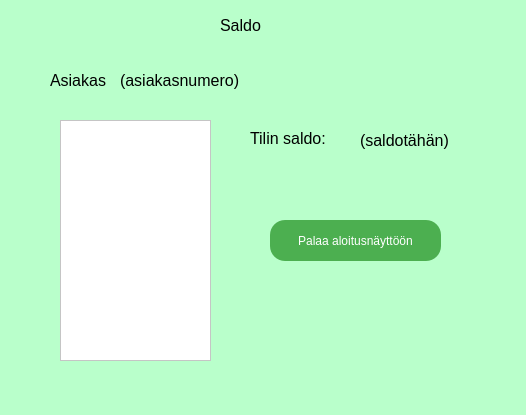
Above: frontend/saldo.ui from 22kmo-project/group_5 before the change. Below: the same form after it.
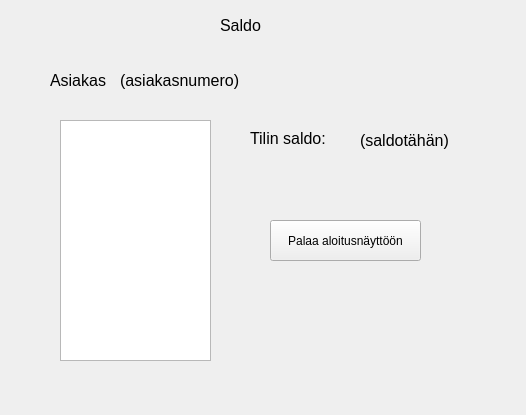
That is the form after the change.

Patch:
```diff
--- a/frontend/saldo.ui
+++ b/frontend/saldo.ui
@@ -13,9 +13,6 @@
   <property name="windowTitle">
    <string>Form</string>
   </property>
-  <property name="styleSheet">
-   <string notr="true">background-color: rgb(185, 255, 203);</string>
-  </property>
   <widget class="QLabel" name="label">
    <property name="geometry">
     <rect>
@@ -43,9 +40,6 @@
      <height>241</height>
     </rect>
    </property>
-   <property name="styleSheet">
-    <string notr="true">background-color: rgb(255, 255, 255);</string>
-   </property>
   </widget>
   <widget class="QLabel" name="label_2">
    <property name="geometry">
@@ -88,24 +82,10 @@
     <rect>
      <x>270</x>
      <y>220</y>
-     <width>171</width>
+     <width>151</width>
      <height>41</height>
     </rect>
    </property>
-   <property name="styleSheet">
-    <string notr="true">display: inline-block;
-  padding: 10px 20px;
-  font-size: 12px;
-  cursor: pointer;
-  text-align: center;
-  text-decoration: none;
-  outline: none;
-  color: #fff;
-  background-color: #4CAF50;
-  border: none;
-  border-radius: 15px;
-  box-shadow: 0 9px #999;</string>
-   </property>
    <property name="text">
     <string>Palaa aloitusnäyttöön</string>
    </property>
```
